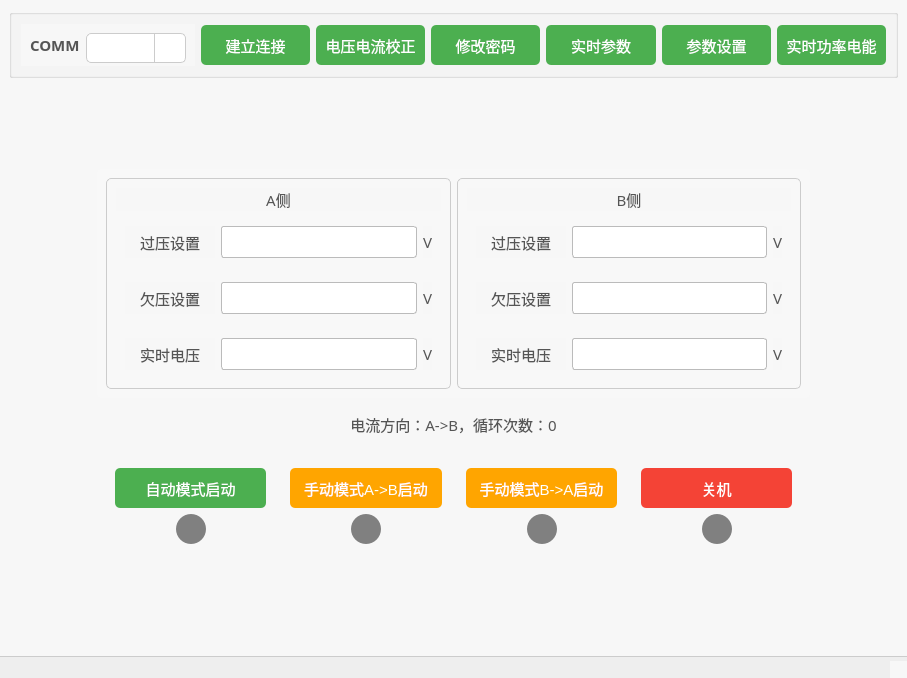
Before: the Qt Designer form mainwindow.ui in Curtain-Wang/BatteryControl, drawn with Qt 5.
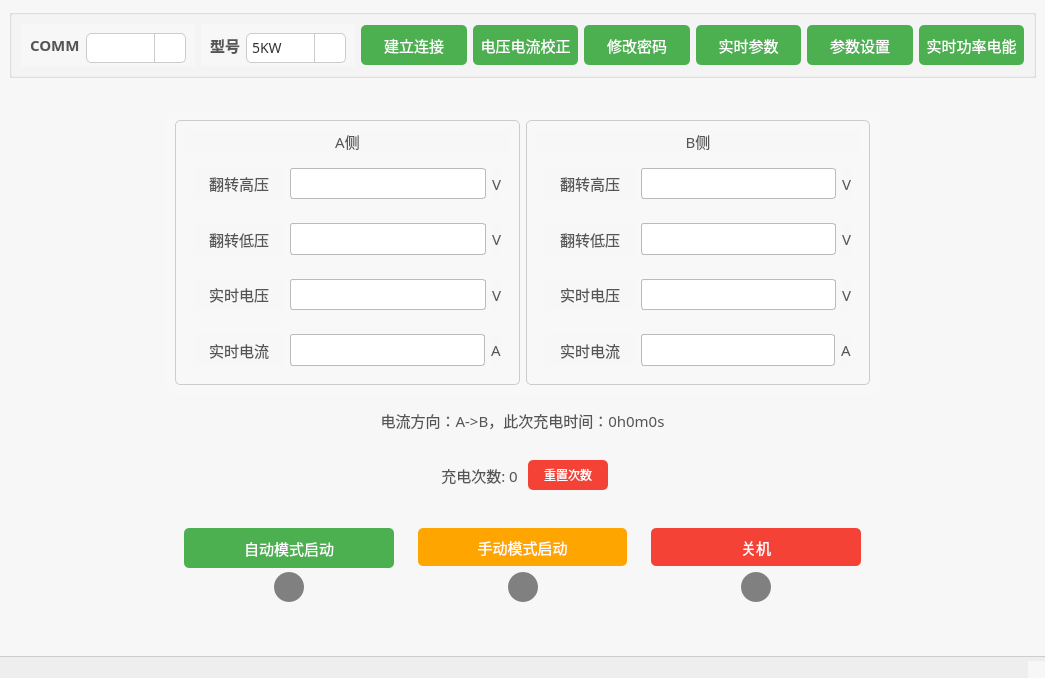
After: the same form once the commit is applied. Icons and pictures are not drawn. Custom widgets are drawn as their Qt base class.

```diff
--- a/mainwindow.ui
+++ b/mainwindow.ui
@@ -6,7 +6,7 @@
    <rect>
     <x>0</x>
     <y>0</y>
-    <width>907</width>
+    <width>1045</width>
     <height>678</height>
    </rect>
   </property>
@@ -190,6 +190,118 @@
          </layout>
         </widget>
        </item>
+       <item>
+        <widget class="QGroupBox" name="groupBox_36">
+         <property name="minimumSize">
+          <size>
+           <width>150</width>
+           <height>30</height>
+          </size>
+         </property>
+         <property name="maximumSize">
+          <size>
+           <width>250</width>
+           <height>16777215</height>
+          </size>
+         </property>
+         <property name="styleSheet">
+          <string notr="true">QGroupBox {
+    border: none
+}
+</string>
+         </property>
+         <property name="title">
+          <string/>
+         </property>
+         <layout class="QHBoxLayout" name="horizontalLayout_31">
+          <item>
+           <widget class="QLabel" name="label_31">
+            <property name="maximumSize">
+             <size>
+              <width>55</width>
+              <height>16777215</height>
+             </size>
+            </property>
+            <property name="font">
+             <font>
+              <family>Microsoft YaHei</family>
+              <pointsize>-1</pointsize>
+              <bold>true</bold>
+             </font>
+            </property>
+            <property name="styleSheet">
+             <string notr="true">QLabel {
+    font-size: 15px; /* 字体大小 */
+    font-weight: bold; /* 加粗 */
+    text-align: center; /* 文本居中 */
+}
+</string>
+            </property>
+            <property name="text">
+             <string>型号</string>
+            </property>
+           </widget>
+          </item>
+          <item>
+           <widget class="QComboBox" name="comboBox_3">
+            <property name="minimumSize">
+             <size>
+              <width>100</width>
+              <height>30</height>
+             </size>
+            </property>
+            <property name="maximumSize">
+             <size>
+              <width>150</width>
+              <height>30</height>
+             </size>
+            </property>
+            <property name="font">
+             <font>
+              <family>Microsoft YaHei</family>
+              <pointsize>-1</pointsize>
+             </font>
+            </property>
+            <property name="styleSheet">
+             <string notr="true">QComboBox {
+    border: 1px solid #cccccc; /* 边框 */
+    border-radius: 5px;
+    background-color: #ffffff;
+}
+QComboBox::drop-down {
+    border-left: 1px solid #cccccc; /* 下拉按钮的边框 */
+    width: 30px;
+}
+QComboBox::down-arrow {
+    image: url(:/icons/images/arrow_down.png); /* 您可以替换为您自己的下拉箭头图标 */
+}
+</string>
+            </property>
+            <item>
+             <property name="text">
+              <string>5KW</string>
+             </property>
+            </item>
+            <item>
+             <property name="text">
+              <string>30KW</string>
+             </property>
+            </item>
+            <item>
+             <property name="text">
+              <string>130KW</string>
+             </property>
+            </item>
+            <item>
+             <property name="text">
+              <string/>
+             </property>
+            </item>
+           </widget>
+          </item>
+         </layout>
+        </widget>
+       </item>
        <item>
         <widget class="QPushButton" name="connBtn">
          <property name="minimumSize">
@@ -502,7 +614,7 @@
         <property name="title">
          <string/>
         </property>
-        <layout class="QVBoxLayout" name="verticalLayout_7">
+        <layout class="QVBoxLayout" name="verticalLayout_5">
          <item>
           <widget class="QGroupBox" name="groupBox_12">
            <property name="styleSheet">
@@ -572,7 +684,7 @@
                      </font>
                     </property>
                     <property name="text">
-                     <string>过压设置</string>
+                     <string>翻转高压</string>
                     </property>
                     <property name="alignment">
                      <set>Qt::AlignCenter</set>
@@ -580,7 +692,7 @@
                    </widget>
                   </item>
                   <item>
-                   <widget class="MyLineEdit" name="d14">
+                   <widget class="QLineEdit" name="lineEditAHigh">
                     <property name="minimumSize">
                      <size>
                       <width>0</width>
@@ -647,7 +759,7 @@
                      </font>
                     </property>
                     <property name="text">
-                     <string>欠压设置</string>
+                     <string>翻转低压</string>
                     </property>
                     <property name="alignment">
                      <set>Qt::AlignCenter</set>
@@ -655,7 +767,7 @@
                    </widget>
                   </item>
                   <item>
-                   <widget class="MyLineEdit" name="d16">
+                   <widget class="QLineEdit" name="lineEditALow">
                     <property name="minimumSize">
                      <size>
                       <width>0</width>
@@ -770,6 +882,81 @@
                  </layout>
                 </widget>
                </item>
+               <item>
+                <widget class="QGroupBox" name="groupBox_8">
+                 <property name="styleSheet">
+                  <string notr="true">QGroupBox {
+    border: none;
+}
+</string>
+                 </property>
+                 <property name="title">
+                  <string/>
+                 </property>
+                 <layout class="QHBoxLayout" name="horizontalLayout_10">
+                  <item>
+                   <widget class="QLabel" name="label_10">
+                    <property name="minimumSize">
+                     <size>
+                      <width>90</width>
+                      <height>0</height>
+                     </size>
+                    </property>
+                    <property name="font">
+                     <font>
+                      <family>Microsoft YaHei</family>
+                      <pointsize>-1</pointsize>
+                     </font>
+                    </property>
+                    <property name="text">
+                     <string>实时电流</string>
+                    </property>
+                    <property name="alignment">
+                     <set>Qt::AlignCenter</set>
+                    </property>
+                   </widget>
+                  </item>
+                  <item>
+                   <widget class="QLineEdit" name="d22">
+                    <property name="minimumSize">
+                     <size>
+                      <width>0</width>
+                      <height>30</height>
+                     </size>
+                    </property>
+                    <property name="styleSheet">
+                     <string notr="true">QLineEdit {
+    border: 1px solid #bbbbbb;
+    border-radius: 3px;
+    padding: 5px;
+    height: 20px; /* 控制输入框的高度 */
+}
+</string>
+                    </property>
+                    <property name="readOnly">
+                     <bool>true</bool>
+                    </property>
+                   </widget>
+                  </item>
+                  <item>
+                   <widget class="QLabel" name="label_12">
+                    <property name="font">
+                     <font>
+                      <family>Microsoft YaHei</family>
+                      <pointsize>-1</pointsize>
+                     </font>
+                    </property>
+                    <property name="text">
+                     <string>A</string>
+                    </property>
+                    <property name="alignment">
+                     <set>Qt::AlignLeading|Qt::AlignLeft|Qt::AlignVCenter</set>
+                    </property>
+                   </widget>
+                  </item>
+                 </layout>
+                </widget>
+               </item>
               </layout>
              </widget>
             </item>
@@ -829,7 +1016,7 @@
                      </font>
                     </property>
                     <property name="text">
-                     <string>过压设置</string>
+                     <string>翻转高压</string>
                     </property>
                     <property name="alignment">
                      <set>Qt::AlignCenter</set>
@@ -837,7 +1024,7 @@
                    </widget>
                   </item>
                   <item>
-                   <widget class="MyLineEdit" name="d15">
+                   <widget class="QLineEdit" name="lineEditBHigh">
                     <property name="minimumSize">
                      <size>
                       <width>0</width>
@@ -904,7 +1091,7 @@
                      </font>
                     </property>
                     <property name="text">
-                     <string>欠压设置</string>
+                     <string>翻转低压</string>
                     </property>
                     <property name="alignment">
                      <set>Qt::AlignCenter</set>
@@ -912,7 +1099,7 @@
                    </widget>
                   </item>
                   <item>
-                   <widget class="MyLineEdit" name="d17">
+                   <widget class="QLineEdit" name="lineEditBLow">
                     <property name="minimumSize">
                      <size>
                       <width>0</width>
@@ -1027,6 +1214,81 @@
                  </layout>
                 </widget>
                </item>
+               <item>
+                <widget class="QGroupBox" name="groupBox_15">
+                 <property name="styleSheet">
+                  <string notr="true">QGroupBox {
+    border: none;
+}
+</string>
+                 </property>
+                 <property name="title">
+                  <string/>
+                 </property>
+                 <layout class="QHBoxLayout" name="horizontalLayout_15">
+                  <item>
+                   <widget class="QLabel" name="label_22">
+                    <property name="minimumSize">
+                     <size>
+                      <width>90</width>
+                      <height>0</height>
+                     </size>
+                    </property>
+                    <property name="font">
+                     <font>
+                      <family>Microsoft YaHei</family>
+                      <pointsize>-1</pointsize>
+                     </font>
+                    </property>
+                    <property name="text">
+                     <string>实时电流</string>
+                    </property>
+                    <property name="alignment">
+                     <set>Qt::AlignCenter</set>
+                    </property>
+                   </widget>
+                  </item>
+                  <item>
+                   <widget class="QLineEdit" name="d23">
+                    <property name="minimumSize">
+                     <size>
+                      <width>0</width>
+                      <height>30</height>
+                     </size>
+                    </property>
+                    <property name="styleSheet">
+                     <string notr="true">QLineEdit {
+    border: 1px solid #bbbbbb;
+    border-radius: 3px;
+    padding: 5px;
+    height: 20px; /* 控制输入框的高度 */
+}
+</string>
+                    </property>
+                    <property name="readOnly">
+                     <bool>true</bool>
+                    </property>
+                   </widget>
+                  </item>
+                  <item>
+                   <widget class="QLabel" name="label_23">
+                    <property name="font">
+                     <font>
+                      <family>Microsoft YaHei</family>
+                      <pointsize>-1</pointsize>
+                     </font>
+                    </property>
+                    <property name="text">
+                     <string>A</string>
+                    </property>
+                    <property name="alignment">
+                     <set>Qt::AlignLeading|Qt::AlignLeft|Qt::AlignVCenter</set>
+                    </property>
+                   </widget>
+                  </item>
+                 </layout>
+                </widget>
+               </item>
               </layout>
              </widget>
             </item>
@@ -1066,13 +1328,144 @@
 </string>
            </property>
            <property name="text">
-            <string>电流方向：A-&gt;B，循环次数：0</string>
+            <string>电流方向：A-&gt;B，此次充电时间：0h0m0s</string>
            </property>
            <property name="alignment">
             <set>Qt::AlignCenter</set>
            </property>
           </widget>
          </item>
+         <item>
+          <widget class="QGroupBox" name="groupBox_17">
+           <property name="title">
+            <string/>
+           </property>
+           <layout class="QHBoxLayout" name="horizontalLayout_16">
+            <item>
+             <spacer name="horizontalSpacer_7">
+              <property name="orientation">
+               <enum>Qt::Horizontal</enum>
+              </property>
+              <property name="sizeHint" stdset="0">
+               <size>
+                <width>259</width>
+                <height>20</height>
+               </size>
+              </property>
+             </spacer>
+            </item>
+            <item>
+             <widget class="QLabel" name="label_25">
+              <property name="minimumSize">
+               <size>
+                <width>85</width>
+                <height>40</height>
+               </size>
+              </property>
+              <property name="maximumSize">
+               <size>
+                <width>16777215</width>
+                <height>40</height>
+               </size>
+              </property>
+              <property name="font">
+               <font>
+                <family>Microsoft YaHei</family>
+                <pointsize>-1</pointsize>
+               </font>
+              </property>
+              <property name="styleSheet">
+               <string notr="true">QLabel#label_22 {
+    color: #555555;
+    background-color: #eeeeee;
+    padding: 10px;
+    border-radius: 5px;
+    font-family: &quot;Microsoft YaHei&quot;;
+    font-size: 15px;
+    text-align: center;
+}
+</string>
+              </property>
+              <property name="text">
+               <string>充电次数: 0</string>
+              </property>
+              <property name="alignment">
+               <set>Qt::AlignCenter</set>
+              </property>
+             </widget>
+            </item>
+            <item>
+             <widget class="QPushButton" name="pushButton_10">
+              <property name="sizePolicy">
+               <sizepolicy hsizetype="Minimum" vsizetype="Preferred">
+                <horstretch>0</horstretch>
+                <verstretch>0</verstretch>
+               </sizepolicy>
+              </property>
+              <property name="minimumSize">
+               <size>
+                <width>80</width>
+                <height>0</height>
+               </size>
+              </property>
+              <property name="maximumSize">
+               <size>
+                <width>16777215</width>
+                <height>30</height>
+               </size>
+              </property>
+              <property name="sizeIncrement">
+               <size>
+                <width>0</width>
+                <height>40</height>
+               </size>
+              </property>
+              <property name="font">
+               <font>
+                <family>Microsoft YaHei</family>
+                <pointsize>-1</pointsize>
+               </font>
+              </property>
+              <property name="styleSheet">
+               <string notr="true">QPushButton {
+    background-color: #F44336; /* 红色背景 */
+    color: white;
+    border: none;
+    border-radius: 5px;
+    font-size: 12px;
+}
+
+QPushButton:hover {
+    background-color: #E53935; /* 鼠标悬浮时颜色稍微变暗 */
+}
+
+QPushButton:pressed {
+    background-color: #D32F2F; /* 按下状态时颜色更暗 */
+    border: 1px solid #C62828; /* 按下时添加一个边框 */
+}
+</string>
+              </property>
+              <property name="text">
+               <string>重置次数</string>
+              </property>
+             </widget>
+            </item>
+            <item>
+             <spacer name="horizontalSpacer_8">
+              <property name="orientation">
+               <enum>Qt::Horizontal</enum>
+              </property>
+              <property name="sizeHint" stdset="0">
+               <size>
+                <width>258</width>
+                <height>20</height>
+               </size>
+              </property>
+             </spacer>
+            </item>
+           </layout>
+          </widget>
+         </item>
          <item>
           <widget class="QGroupBox" name="groupBox_7">
            <property name="minimumSize">
@@ -1252,7 +1645,7 @@
 </string>
                  </property>
                  <property name="text">
-                  <string>手动模式A-&gt;B启动</string>
+                  <string>手动模式启动</string>
                  </property>
                 </widget>
                </item>
@@ -1315,115 +1708,6 @@
               </layout>
              </widget>
             </item>
-            <item>
-             <widget class="QGroupBox" name="groupBox_15">
-              <property name="title">
-               <string/>
-              </property>
-              <layout class="QVBoxLayout" name="verticalLayout_5">
-               <item>
-                <widget class="QPushButton" name="pushButton_8">
-                 <property name="sizePolicy">
-                  <sizepolicy hsizetype="Minimum" vsizetype="Preferred">
-                   <horstretch>0</horstretch>
-                   <verstretch>0</verstretch>
-                  </sizepolicy>
-                 </property>
-                 <property name="maximumSize">
-                  <size>
-                   <width>16777215</width>
-                   <height>40</height>
-                  </size>
-                 </property>
-                 <property name="sizeIncrement">
-                  <size>
-                   <width>0</width>
-                   <height>40</height>
-                  </size>
-                 </property>
-                 <property name="styleSheet">
-                  <string notr="true">QPushButton {
-    background-color: #FFA500; /* 橙色背景 */
-    color: white;
-    border: none;
-    border-radius: 5px;
-    font-size: 15px;
-}
-
-QPushButton:hover {
-    background-color: #FF8C00; /* 鼠标悬浮时颜色 */
-}
-
-QPushButton:pressed {
-    background-color: #FF7F50; /* 按下状态时颜色 */
-    border: 1px solid #FF6347; /* 按下时的边框颜色，突出按下效果 */
-}
-</string>
-                 </property>
-                 <property name="text">
-                  <string>手动模式B-&gt;A启动</string>
-                 </property>
-                </widget>
-               </item>
-               <item>
-                <layout class="QHBoxLayout" name="horizontalLayout_10">
-                 <item>
-                  <spacer name="horizontalSpacer_7">
-                   <property name="orientation">
-                    <enum>Qt::Horizontal</enum>
-                   </property>
-                   <property name="sizeHint" stdset="0">
-                    <size>
-                     <width>13</width>
-                     <height>20</height>
-                    </size>
-                   </property>
-                  </spacer>
-                 </item>
-                 <item>
-                  <widget class="QLabel" name="label_10">
-                   <property name="minimumSize">
-                    <size>
-                     <width>30</width>
-                     <height>30</height>
-                    </size>
-                   </property>
-                   <property name="maximumSize">
-                    <size>
-                     <width>30</width>
-                     <height>30</height>
-                    </size>
-                   </property>
-                   <property name="styleSheet">
-                    <string notr="true">QLabel {
-	border: none;
-	border-radius: 15px;
-	background-color: gray;
-}</string>
-                   </property>
-                   <property name="text">
-                    <string/>
-                   </property>
-                  </widget>
-                 </item>
-                 <item>
-                  <spacer name="horizontalSpacer_8">
-                   <property name="orientation">
-                    <enum>Qt::Horizontal</enum>
-                   </property>
-                   <property name="sizeHint" stdset="0">
-                    <size>
-                     <width>13</width>
-                     <height>20</height>
-                    </size>
-                   </property>
-                  </spacer>
-                 </item>
-                </layout>
-               </item>
-              </layout>
-             </widget>
-            </item>
             <item>
              <widget class="QGroupBox" name="groupBox_16">
               <property name="title">
@@ -1575,12 +1859,7 @@
   <customwidget>
    <class>MyComboBox</class>
    <extends>QComboBox</extends>
-   <header>mycombobox.h</header>
-  </customwidget>
-  <customwidget>
-   <class>MyLineEdit</class>
-   <extends>QLineEdit</extends>
-   <header>mylineedit.h</header>
+   <header location="global">mycombobox.h</header>
   </customwidget>
  </customwidgets>
  <resources/>
```
Left out of the diff: 4 changed lines with no effect on the pictures.
